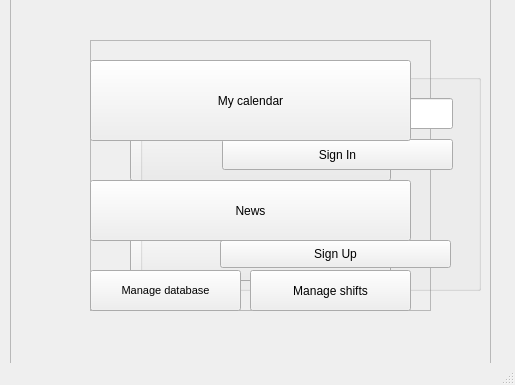
First picture: the form in Comcalen/Comcalen.ui, repository Rolkarolka/Comcalen, before the edit.
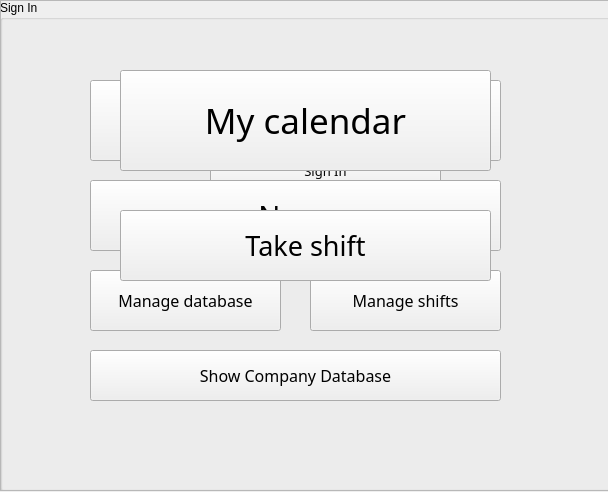
Second picture: the form after the edit. Icons and pictures are not drawn.

```diff
--- a/Comcalen/Comcalen.ui
+++ b/Comcalen/Comcalen.ui
@@ -6,8 +6,8 @@
    <rect>
     <x>0</x>
     <y>0</y>
-    <width>515</width>
-    <height>385</height>
+    <width>608</width>
+    <height>492</height>
    </rect>
   </property>
   <property name="windowTitle">
@@ -17,24 +17,33 @@
    <widget class="QGroupBox" name="sibox">
     <property name="geometry">
      <rect>
-      <x>140</x>
-      <y>60</y>
-      <width>341</width>
-      <height>231</height>
+      <x>0</x>
+      <y>0</y>
+      <width>611</width>
+      <height>491</height>
      </rect>
     </property>
+    <property name="styleSheet">
+     <string notr="true">QGroupBox{background:url(:/Comcalen/background.jpg)}</string>
+    </property>
     <property name="title">
      <string>Sign In</string>
     </property>
     <widget class="QPushButton" name="login_button">
      <property name="geometry">
       <rect>
-       <x>82</x>
-       <y>79</y>
+       <x>210</x>
+       <y>150</y>
        <width>231</width>
-       <height>31</height>
+       <height>41</height>
       </rect>
      </property>
+     <property name="font">
+      <font>
+       <family>Copperplate Gothic Bold</family>
+       <pointsize>10</pointsize>
+      </font>
+     </property>
      <property name="text">
       <string>Sign In</string>
      </property>
@@ -42,8 +51,8 @@
     <widget class="QLineEdit" name="ID_line">
      <property name="geometry">
       <rect>
-       <x>82</x>
-       <y>38</y>
+       <x>210</x>
+       <y>110</y>
        <width>231</width>
        <height>31</height>
       </rect>
@@ -52,12 +61,18 @@
     <widget class="QLabel" name="label">
      <property name="geometry">
       <rect>
-       <x>32</x>
-       <y>34</y>
+       <x>170</x>
+       <y>110</y>
        <width>31</width>
        <height>41</height>
       </rect>
      </property>
+     <property name="font">
+      <font>
+       <family>Copperplate Gothic Bold</family>
+       <pointsize>14</pointsize>
+      </font>
+     </property>
      <property name="text">
       <string>ID:</string>
      </property>
@@ -65,12 +80,18 @@
     <widget class="QPushButton" name="signin_button">
      <property name="geometry">
       <rect>
-       <x>80</x>
-       <y>180</y>
+       <x>210</x>
+       <y>220</y>
        <width>231</width>
-       <height>28</height>
+       <height>41</height>
       </rect>
      </property>
+     <property name="font">
+      <font>
+       <family>Copperplate Gothic Bold</family>
+       <pointsize>10</pointsize>
+      </font>
+     </property>
      <property name="text">
       <string>Sign Up</string>
      </property>
@@ -78,12 +99,17 @@
     <widget class="QLabel" name="label_2">
      <property name="geometry">
       <rect>
-       <x>20</x>
-       <y>150</y>
-       <width>241</width>
+       <x>140</x>
+       <y>190</y>
+       <width>141</width>
        <height>31</height>
       </rect>
      </property>
+     <property name="font">
+      <font>
+       <family>Copperplate Gothic Bold</family>
+      </font>
+     </property>
      <property name="text">
       <string>You are new here?</string>
      </property>
@@ -92,15 +118,18 @@
    <widget class="QFrame" name="employee_menu">
     <property name="geometry">
      <rect>
-      <x>90</x>
-      <y>40</y>
-      <width>341</width>
-      <height>271</height>
+      <x>0</x>
+      <y>0</y>
+      <width>611</width>
+      <height>491</height>
      </rect>
     </property>
     <property name="acceptDrops">
      <bool>false</bool>
     </property>
+    <property name="styleSheet">
+     <string notr="true">QFrame{background:url(:/Comcalen/background.jpg)}</string>
+    </property>
     <property name="frameShape">
      <enum>QFrame::StyledPanel</enum>
     </property>
@@ -110,12 +139,18 @@
     <widget class="QPushButton" name="employee_new_shift_button">
      <property name="geometry">
       <rect>
-       <x>40</x>
-       <y>180</y>
-       <width>261</width>
-       <height>61</height>
+       <x>120</x>
+       <y>210</y>
+       <width>371</width>
+       <height>71</height>
       </rect>
      </property>
+     <property name="font">
+      <font>
+       <family>Copperplate Gothic Bold</family>
+       <pointsize>20</pointsize>
+      </font>
+     </property>
      <property name="text">
       <string>Take shift</string>
      </property>
@@ -123,12 +158,18 @@
     <widget class="QPushButton" name="employee_calendar_button">
      <property name="geometry">
       <rect>
-       <x>40</x>
-       <y>60</y>
-       <width>261</width>
-       <height>81</height>
+       <x>120</x>
+       <y>70</y>
+       <width>371</width>
+       <height>101</height>
       </rect>
      </property>
+     <property name="font">
+      <font>
+       <family>Copperplate Gothic Bold</family>
+       <pointsize>26</pointsize>
+      </font>
+     </property>
      <property name="text">
       <string>My calendar</string>
      </property>
@@ -137,15 +178,18 @@
    <widget class="QFrame" name="employer_menu">
     <property name="geometry">
      <rect>
-      <x>10</x>
-      <y>-10</y>
-      <width>481</width>
-      <height>381</height>
+      <x>0</x>
+      <y>0</y>
+      <width>611</width>
+      <height>491</height>
      </rect>
     </property>
     <property name="acceptDrops">
      <bool>false</bool>
     </property>
+    <property name="styleSheet">
+     <string notr="true">QFrame{background:url(:/Comcalen/background.jpg)}</string>
+    </property>
     <property name="frameShape">
      <enum>QFrame::StyledPanel</enum>
     </property>
@@ -155,12 +199,18 @@
     <widget class="QPushButton" name="employer_news_button">
      <property name="geometry">
       <rect>
-       <x>80</x>
-       <y>190</y>
-       <width>321</width>
-       <height>61</height>
+       <x>90</x>
+       <y>180</y>
+       <width>411</width>
+       <height>71</height>
       </rect>
      </property>
+     <property name="font">
+      <font>
+       <family>Copperplate Gothic Bold</family>
+       <pointsize>22</pointsize>
+      </font>
+     </property>
      <property name="text">
       <string>News</string>
      </property>
@@ -168,12 +218,18 @@
     <widget class="QPushButton" name="employer_calendar_button">
      <property name="geometry">
       <rect>
-       <x>80</x>
-       <y>70</y>
-       <width>321</width>
+       <x>90</x>
+       <y>80</y>
+       <width>411</width>
        <height>81</height>
       </rect>
      </property>
+     <property name="font">
+      <font>
+       <family>Copperplate Gothic Bold</family>
+       <pointsize>22</pointsize>
+      </font>
+     </property>
      <property name="text">
       <string>My calendar</string>
      </property>
@@ -181,15 +237,16 @@
     <widget class="QPushButton" name="manage_database">
      <property name="geometry">
       <rect>
-       <x>80</x>
-       <y>280</y>
-       <width>151</width>
-       <height>41</height>
+       <x>90</x>
+       <y>270</y>
+       <width>191</width>
+       <height>61</height>
       </rect>
      </property>
      <property name="font">
       <font>
-       <pointsize>8</pointsize>
+       <family>Copperplate Gothic Bold</family>
+       <pointsize>12</pointsize>
       </font>
      </property>
      <property name="text">
@@ -199,22 +256,46 @@
     <widget class="QPushButton" name="manage_shifts">
      <property name="geometry">
       <rect>
-       <x>240</x>
-       <y>280</y>
-       <width>161</width>
-       <height>41</height>
+       <x>310</x>
+       <y>270</y>
+       <width>191</width>
+       <height>61</height>
       </rect>
      </property>
+     <property name="font">
+      <font>
+       <family>Copperplate Gothic Bold</family>
+       <pointsize>12</pointsize>
+      </font>
+     </property>
      <property name="text">
       <string>Manage shifts</string>
      </property>
     </widget>
+    <widget class="QPushButton" name="show_company">
+     <property name="geometry">
+      <rect>
+       <x>90</x>
+       <y>350</y>
+       <width>411</width>
+       <height>51</height>
+      </rect>
+     </property>
+     <property name="font">
+      <font>
+       <family>Copperplate Gothic Bold</family>
+       <pointsize>12</pointsize>
+      </font>
+     </property>
+     <property name="text">
+      <string>Show Company Database</string>
+     </property>
+    </widget>
    </widget>
-   <zorder>employee_menu</zorder>
    <zorder>sibox</zorder>
    <zorder>employer_menu</zorder>
+   <zorder>employee_menu</zorder>
   </widget>
-  <widget class="QStatusBar" name="statusBar"/>
  </widget>
  <layoutdefault spacing="6" margin="11"/>
  <resources>
```
